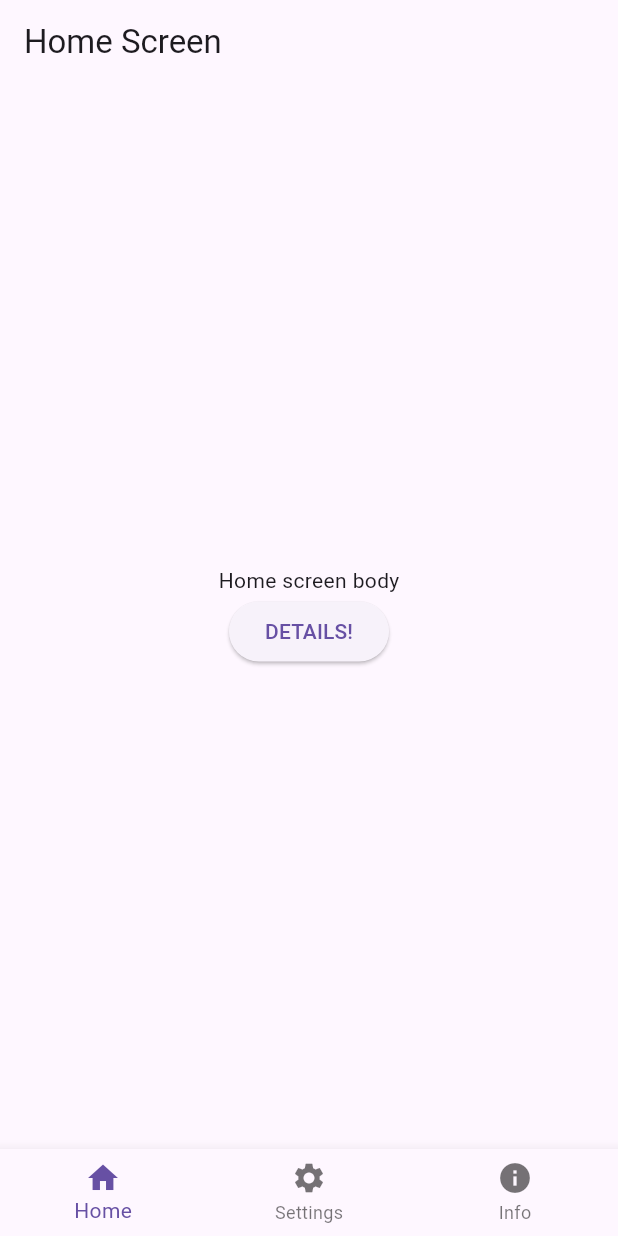
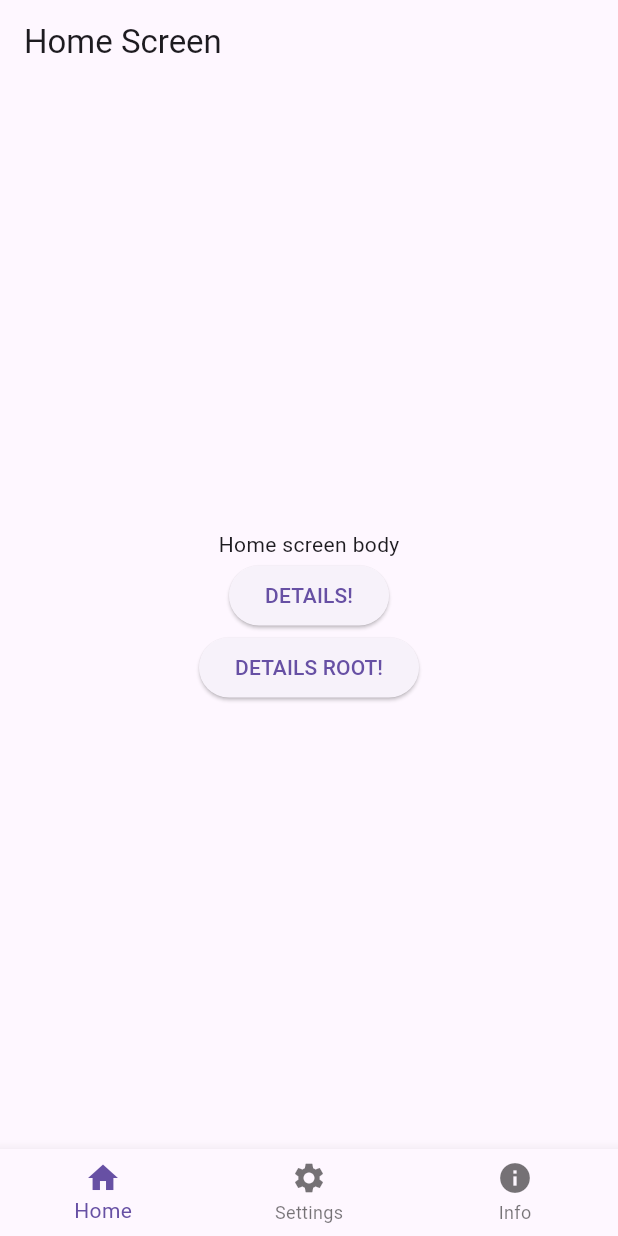
Before and after one commit to danillo-ao/flutter-boilerplate, a Flutter app: the screen it shows after launch, on a phone screen of 412 x 824 dp. Run offline on Flutter 3.47's test engine with Material 3 defaults, Android fonts, the phone set to English and light mode, and no system bars; our stand-ins replace go_router.

Commit message:
feat: add stateful shell navigator to bottom navigation bar

```diff
--- a/lib/bottom-tab-navigator/routes/go-router.dart
+++ b/lib/bottom-tab-navigator/routes/go-router.dart
@@ -8,35 +8,53 @@ import 'package:flutter/material.dart';
 import 'package:go_router/go_router.dart';
 
 final _rootNavigatorKey = GlobalKey<NavigatorState>();
-final _shellNavigatorKey = GlobalKey<NavigatorState>();
+
+final _homeBranchKey = GlobalKey<NavigatorState>();
+final _settingsBranchKey = GlobalKey<NavigatorState>();
+final _infosBranchKey = GlobalKey<NavigatorState>();
 
 final GoRouter appRouter = GoRouter(
   initialLocation: Routes.HOME,
   navigatorKey: _rootNavigatorKey,
   routes: <RouteBase>[
-    ShellRoute(
-      navigatorKey: _shellNavigatorKey,
-      pageBuilder: (context, GoRouterState state, child) {
-        return NoTransitionPage(
-          child: ScaffoldApp(child: child)
-        );
+    StatefulShellRoute.indexedStack(
+      builder: (context, GoRouterState state, navigationShell) {
+        return ScaffoldApp(navigationShell: navigationShell);
       },
+      branches: [
+        StatefulShellBranch(
+          navigatorKey: _homeBranchKey,
             routes: [
               GoRoute(
-          parentNavigatorKey: _shellNavigatorKey,
                 path: Routes.HOME,
                 builder: (context, state) => const HomeScreen(),
+                routes: [
+                  GoRoute(
+                    path: 'details',
+                    builder: (context, state) => const DetailsScreen(),
+                  )
+                ]
+              )
+            ]
         ),
+        StatefulShellBranch(
+          navigatorKey: _settingsBranchKey,
+            routes: [
               GoRoute(
-          parentNavigatorKey: _shellNavigatorKey,
                 path: Routes.SETTINGS,
                 builder: (context, state) => const SettingsScreen(),
               ),
+            ]
+        ),
+        StatefulShellBranch(
+          navigatorKey: _infosBranchKey,
+          routes: [
             GoRoute(
-          parentNavigatorKey: _shellNavigatorKey,
               path: Routes.INFOS,
               builder: (context, state) => const InfosScreen(),
             ),
+          ],
+        )
       ]
     ),
 
--- a/lib/bottom-tab-navigator/screens/home/home.screen.dart
+++ b/lib/bottom-tab-navigator/screens/home/home.screen.dart
@@ -6,7 +6,7 @@ class HomeScreen extends StatelessWidget {
   const HomeScreen({ super.key });
 
   void navigate(BuildContext context) {
-    context.go(Routes.DETAILS);
+    context.go('/home/details');
   }
 
   @override
@@ -19,7 +19,8 @@ class HomeScreen extends StatelessWidget {
         mainAxisAlignment: MainAxisAlignment.center,
         children: [
           const Center(child: Text("Home screen body")),
-          ElevatedButton(onPressed: (){ navigate(context); }, child: const Text("DETAILS!"))
+          ElevatedButton(onPressed: (){ navigate(context); }, child: const Text("DETAILS!")),
+          ElevatedButton(onPressed: (){ context.go(Routes.DETAILS); }, child: const Text("DETAILS ROOT!"))
         ]
       )
     );
--- a/lib/bottom-tab-navigator/screens/settings/settings.screen.dart
+++ b/lib/bottom-tab-navigator/screens/settings/settings.screen.dart
@@ -1,4 +1,3 @@
-import 'package:boilerplate/bottom-tab-navigator/widgets/bottom-navigation.widget.dart';
 import 'package:flutter/material.dart';
 
 class SettingsScreen extends StatelessWidget {
--- a/lib/bottom-tab-navigator/widgets/bottom-navigation.widget.dart
+++ /dev/null
@@ -1,53 +0,0 @@
-import 'package:boilerplate/bottom-tab-navigator/routes/routes.dart';
-import 'package:flutter/material.dart';
-import 'package:go_router/go_router.dart';
-
-class BottomNavigation extends StatelessWidget {
-  const BottomNavigation({ super.key });
-
-  int getCurrentIndex (BuildContext context) {
-    final String uri = GoRouter.of(context).routeInformationProvider.value.uri.toString();
-
-    switch(uri) {
-      case Routes.SETTINGS:
-        return 1;
-      case Routes.INFOS:
-        return 2;
-      case Routes.HOME:
-      default:
-        return 0;
-    }
-  }
-
-  @override
-  Widget build(BuildContext context) {
-    return BottomNavigationBar(
-        currentIndex: getCurrentIndex(context),
-        onTap: (index) {
-          if (index == 0){
-            context.go(Routes.HOME);
-          }
-          if (index == 1){
-            context.go(Routes.SETTINGS);
-          }
-          if (index == 2){
-            context.go(Routes.INFOS);
-          }
-        },
-        items: const [
-          BottomNavigationBarItem(
-            icon: Icon(Icons.home),
-            label: 'Home',
-          ),
-          BottomNavigationBarItem(
-            icon: Icon(Icons.settings),
-            label: 'Settings',
-          ),
-          BottomNavigationBarItem(
-            icon: Icon(Icons.info),
-            label: 'Info',
-          ),
-        ]
-    );
-  }
-}
--- a/lib/bottom-tab-navigator/widgets/scaffold-app.widget.dart
+++ b/lib/bottom-tab-navigator/widgets/scaffold-app.widget.dart
@@ -1,16 +1,35 @@
-import 'package:boilerplate/bottom-tab-navigator/widgets/bottom-navigation.widget.dart';
 import 'package:flutter/material.dart';
+import 'package:go_router/go_router.dart';
 
 class ScaffoldApp extends StatelessWidget {
-  const ScaffoldApp({ super.key, required this.child });
+  const ScaffoldApp({ super.key, required this.navigationShell });
 
-  final Widget child;
+  final StatefulNavigationShell navigationShell;
 
   @override
   Widget build(BuildContext context) {
     return Scaffold(
-      body: SafeArea(child: child),
-      bottomNavigationBar: BottomNavigation()
+      body: SafeArea(child: navigationShell),
+      bottomNavigationBar: BottomNavigationBar(
+        currentIndex: navigationShell.currentIndex,
+        onTap: (index) {
+          navigationShell.goBranch(index, initialLocation: index == navigationShell.currentIndex);
+        },
+        items: const [
+          BottomNavigationBarItem(
+            icon: Icon(Icons.home),
+            label: 'Home',
+          ),
+          BottomNavigationBarItem(
+            icon: Icon(Icons.settings),
+            label: 'Settings',
+          ),
+          BottomNavigationBarItem(
+            icon: Icon(Icons.info),
+            label: 'Info',
+          ),
+        ]
+      )
     );
   }
 }
```
Lines whose indentation alone changed are shown as unchanged.
